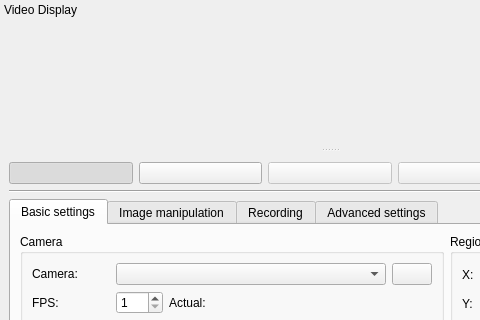
AD-Vega/qarv, file src/mainwindow.ui: the form before one commit; both pictures show x 0 to 480 and y 0 to 320 of the 660 by 631 pixel window.
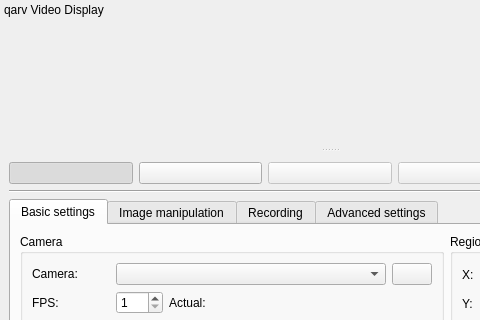
The form after the commit. Icons and pictures are not drawn. Custom widgets are drawn as their Qt base class.

Commit message: Expand tooltips.

Patch:
```diff
--- a/src/mainwindow.ui
+++ b/src/mainwindow.ui
@@ -760,7 +760,7 @@
   </widget>
   <widget class="QDockWidget" name="videodock">
    <property name="windowTitle">
-    <string>Video Display</string>
+    <string>qarv Video Display</string>
    </property>
    <attribute name="dockWidgetArea">
     <number>4</number>
```
Left out of the diff: 91 changed lines with no effect on the pictures.
